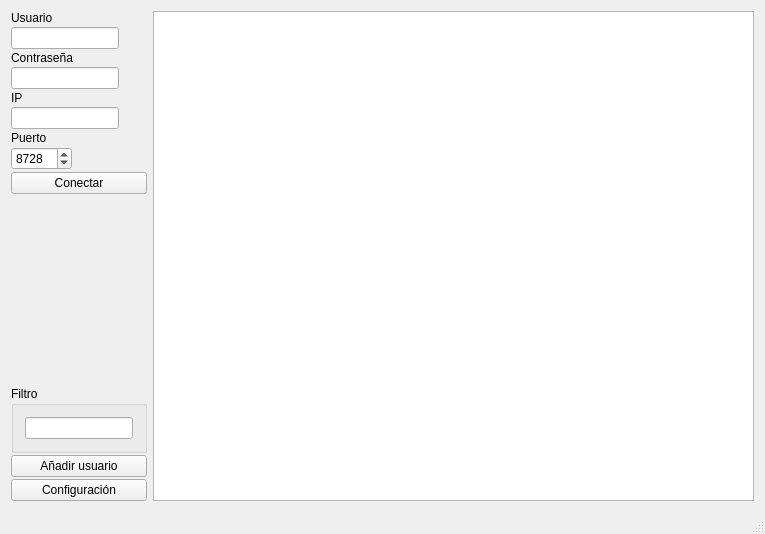
silderan/QMikPPPManager, file QMikPPPManager.ui: the form before one commit.
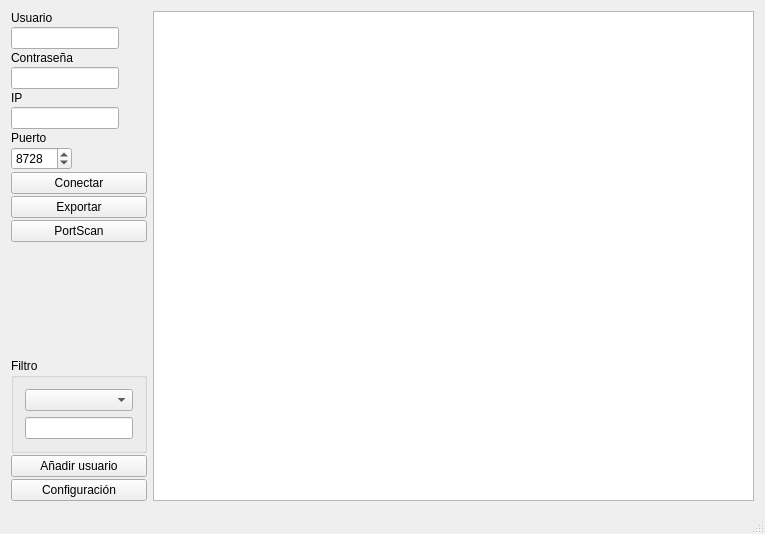
The form after the commit. Custom widgets are drawn as their Qt base class.

The edit to the form file:
```diff
--- a/QMikPPPManager.ui
+++ b/QMikPPPManager.ui
@@ -116,6 +116,20 @@
         </property>
        </widget>
       </item>
+      <item>
+       <widget class="QPushButton" name="btExportar">
+        <property name="text">
+         <string>Exportar</string>
+        </property>
+       </widget>
+      </item>
+      <item>
+       <widget class="QPushButton" name="btPortScan">
+        <property name="text">
+         <string>PortScan</string>
+        </property>
+       </widget>
+      </item>
       <item>
        <spacer name="verticalSpacer">
         <property name="orientation">
@@ -135,7 +149,7 @@
          <string>Filtro</string>
         </property>
         <layout class="QGridLayout" name="gridLayout_2">
-         <item row="0" column="0">
+         <item row="1" column="0">
           <widget class="QLineEdit" name="leFiltro">
            <property name="sizePolicy">
             <sizepolicy hsizetype="Minimum" vsizetype="Fixed">
@@ -145,6 +159,9 @@
            </property>
           </widget>
          </item>
+         <item row="0" column="0">
+          <widget class="QComboBox" name="cbFiltro"/>
+         </item>
         </layout>
        </widget>
       </item>
@@ -196,7 +213,7 @@
      <x>0</x>
      <y>0</y>
      <width>765</width>
-     <height>26</height>
+     <height>21</height>
     </rect>
    </property>
   </widget>
```
